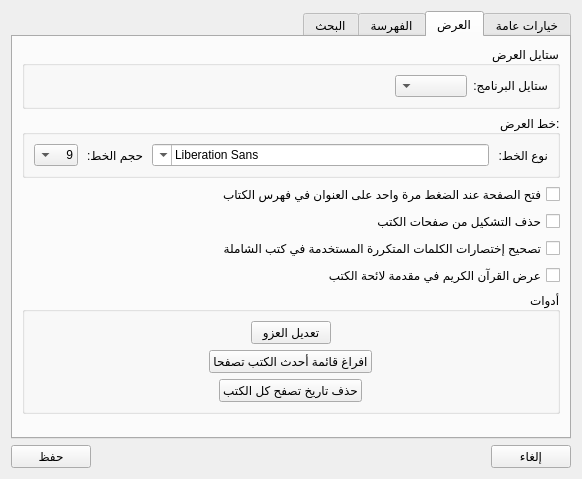
Old version of the form src/settingsdialog.ui in the repository boussouira/moltaqa.
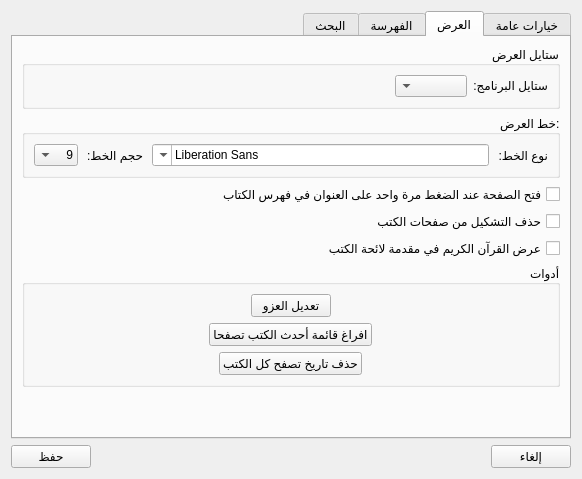
New version of the form. The open tabs and pages were chosen to show the change.

Commit message:
Revert "Fix shamela shoorts"
This reverts commit 5a5fe11336b90e66f38a1d3086ea09811d392e0f.

Conflicts:

	src/stringutils.cpp

Diff of the .ui file:
```diff
--- a/src/settingsdialog.ui
+++ b/src/settingsdialog.ui
@@ -384,13 +384,6 @@
          </property>
         </widget>
        </item>
-       <item>
-        <widget class="QCheckBox" name="checkFixShamelaShoorts">
-         <property name="text">
-          <string>تصحيح إختصارات الكلمات المتكررة المستخدمة في كتب الشاملة</string>
-         </property>
-        </widget>
-       </item>
        <item>
         <widget class="QCheckBox" name="checkShowQuranFirst">
          <property name="text">
```
The commit also changes 5 other files.
